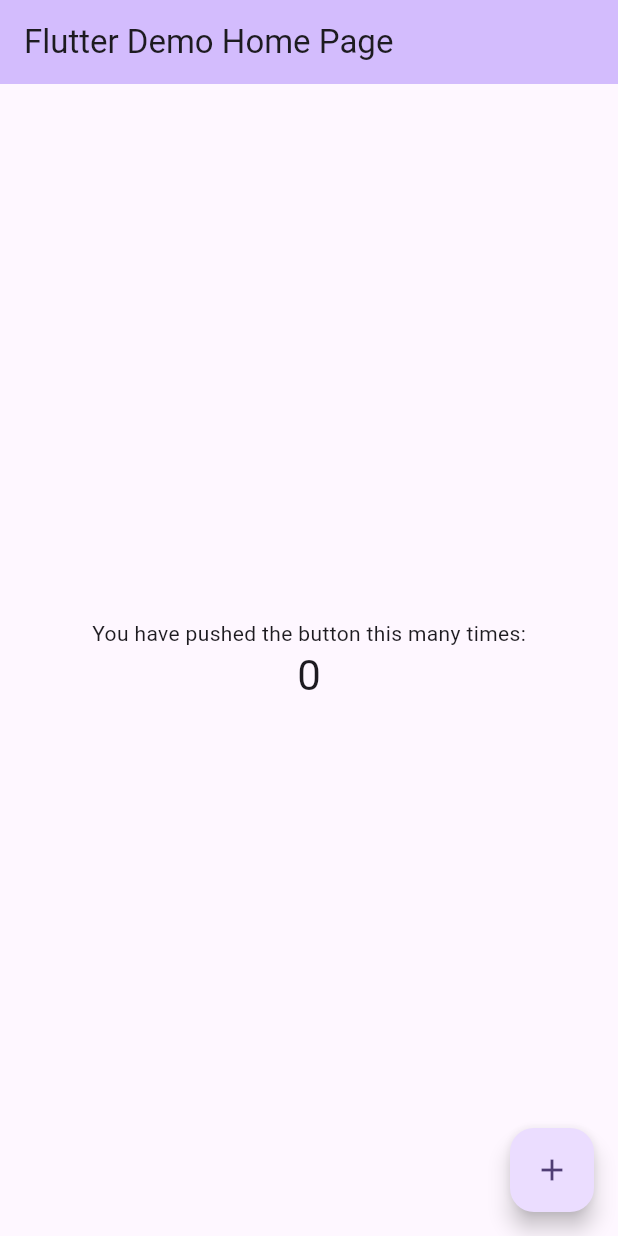
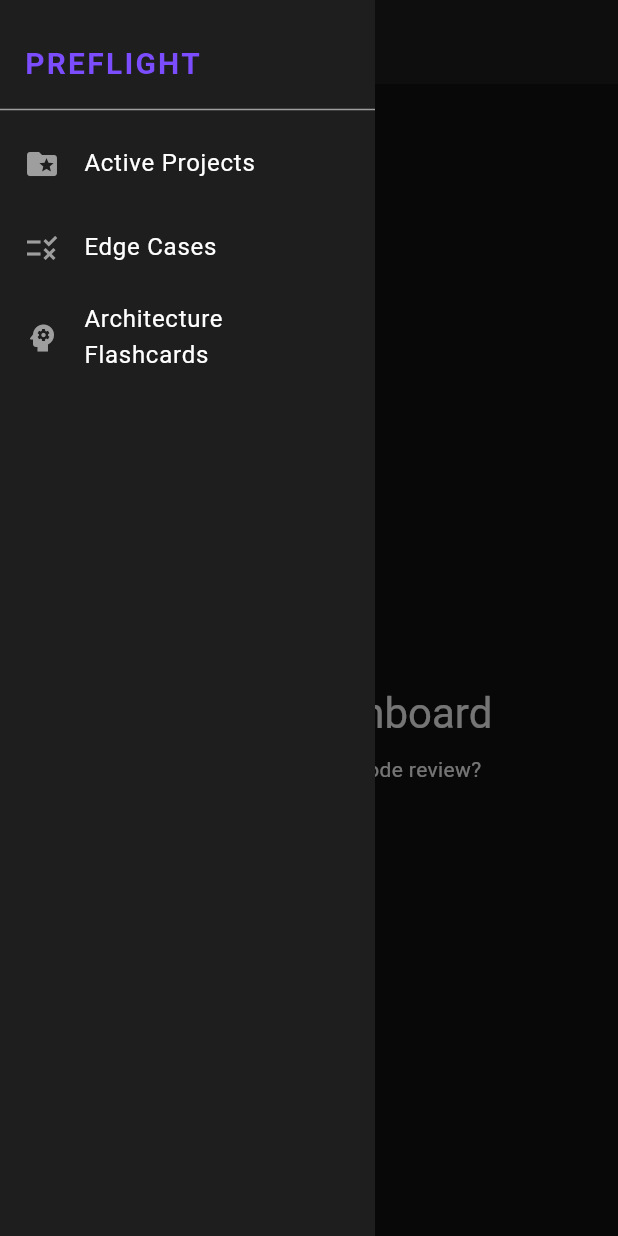
Before and after one commit to lichumestandard-sudo/flutter-track1-devboard, a Flutter app: the screen it shows after launch, with the side drawer open (before the commit the screen has no drawer), on a phone screen of 412 x 824 dp. Run offline on Flutter 3.47's test engine with Material 3 defaults, Android fonts, the phone set to English and light mode, and no system bars.

Commit message:
feat: build responsive shell layout with sidebar and dark theme support

```diff
--- a/lib/main.dart
+++ b/lib/main.dart
@@ -1,122 +1,32 @@
 import 'package:flutter/material.dart';
+import 'src/screens/dashboard_screen.dart';
 
 void main() {
-  runApp(const MyApp());
+  runApp(const PreFlightApp());
 }
 
-class MyApp extends StatelessWidget {
-  const MyApp({super.key});
+class PreFlightApp extends StatelessWidget {
+  const PreFlightApp({super.key});
 
-  // This widget is the root of your application.
   @override
   Widget build(BuildContext context) {
     return MaterialApp(
-      title: 'Flutter Demo',
+      title: 'PreFlight',
+      debugShowCheckedModeBanner: false,
       theme: ThemeData(
-        // This is the theme of your application.
-        //
-        // TRY THIS: Try running your application with "flutter run". You'll see
-        // the application has a purple toolbar. Then, without quitting the app,
-        // try changing the seedColor in the colorScheme below to Colors.green
-        // and then invoke "hot reload" (save your changes or press the "hot
-        // reload" button in a Flutter-supported IDE, or press "r" if you used
-        // the command line to start the app).
-        //
-        // Notice that the counter didn't reset back to zero; the application
-        // state is not lost during the reload. To reset the state, use hot
-        // restart instead.
-        //
-        // This works for code too, not just values: Most code changes can be
-        // tested with just a hot reload.
-        colorScheme: .fromSeed(seedColor: Colors.deepPurple),
+        brightness: Brightness.dark,
+        primaryColor: Colors.deepPurpleAccent,
+        scaffoldBackgroundColor: const Color(0xFF121212),
+        appBarTheme: const AppBarTheme(
+          backgroundColor: Color(0xFF1E1E1E),
+          elevation: 0,
+        ),
+        colorScheme: const ColorScheme.dark(
+          primary: Colors.deepPurpleAccent,
+          surface: Color(0xFF1E1E1E),
+        ),
       ),
-      home: const MyHomePage(title: 'Flutter Demo Home Page'),
+      home: const DashboardScreen(),
     );
   }
 }
-
-class MyHomePage extends StatefulWidget {
-  const MyHomePage({super.key, required this.title});
-
-  // This widget is the home page of your application. It is stateful, meaning
-  // that it has a State object (defined below) that contains fields that affect
-  // how it looks.
-
-  // This class is the configuration for the state. It holds the values (in this
-  // case the title) provided by the parent (in this case the App widget) and
-  // used by the build method of the State. Fields in a Widget subclass are
-  // always marked "final".
-
-  final String title;
-
-  @override
-  State<MyHomePage> createState() => _MyHomePageState();
-}
-
-class _MyHomePageState extends State<MyHomePage> {
-  int _counter = 0;
-
-  void _incrementCounter() {
-    setState(() {
-      // This call to setState tells the Flutter framework that something has
-      // changed in this State, which causes it to rerun the build method below
-      // so that the display can reflect the updated values. If we changed
-      // _counter without calling setState(), then the build method would not be
-      // called again, and so nothing would appear to happen.
-      _counter++;
-    });
-  }
-
-  @override
-  Widget build(BuildContext context) {
-    // This method is rerun every time setState is called, for instance as done
-    // by the _incrementCounter method above.
-    //
-    // The Flutter framework has been optimized to make rerunning build methods
-    // fast, so that you can just rebuild anything that needs updating rather
-    // than having to individually change instances of widgets.
-    return Scaffold(
-      appBar: AppBar(
-        // TRY THIS: Try changing the color here to a specific color (to
-        // Colors.amber, perhaps?) and trigger a hot reload to see the AppBar
-        // change color while the other colors stay the same.
-        backgroundColor: Theme.of(context).colorScheme.inversePrimary,
-        // Here we take the value from the MyHomePage object that was created by
-        // the App.build method, and use it to set our appbar title.
-        title: Text(widget.title),
-      ),
-      body: Center(
-        // Center is a layout widget. It takes a single child and positions it
-        // in the middle of the parent.
-        child: Column(
-          // Column is also a layout widget. It takes a list of children and
-          // arranges them vertically. By default, it sizes itself to fit its
-          // children horizontally, and tries to be as tall as its parent.
-          //
-          // Column has various properties to control how it sizes itself and
-          // how it positions its children. Here we use mainAxisAlignment to
-          // center the children vertically; the main axis here is the vertical
-          // axis because Columns are vertical (the cross axis would be
-          // horizontal).
-          //
-          // TRY THIS: Invoke "debug painting" (choose the "Toggle Debug Paint"
-          // action in the IDE, or press "p" in the console), to see the
-          // wireframe for each widget.
-          mainAxisAlignment: .center,
-          children: [
-            const Text('You have pushed the button this many times:'),
-            Text(
-              '$_counter',
-              style: Theme.of(context).textTheme.headlineMedium,
-            ),
-          ],
-        ),
-      ),
-      floatingActionButton: FloatingActionButton(
-        onPressed: _incrementCounter,
-        tooltip: 'Increment',
-        child: const Icon(Icons.add),
-      ),
-    );
-  }
-}
--- /dev/null
+++ b/lib/src/screens/dashboard_screen.dart
@@ -0,0 +1,78 @@
+import 'package:flutter/material.dart';
+
+class DashboardScreen extends StatelessWidget {
+  const DashboardScreen({super.key});
+
+  @override
+  Widget build(BuildContext context) {
+    // Detects if the screen is wide enough for a desktop layout
+    final isDesktop = MediaQuery.of(context).size.width > 800;
+
+    return Scaffold(
+      appBar: isDesktop ? null : AppBar(title: const Text('PreFlight')),
+      drawer: isDesktop ? null : const AppSidebar(),
+      body: Row(
+        children: [
+          if (isDesktop) const AppSidebar(),
+          Expanded(
+            child: Center(
+              child: Column(
+                mainAxisAlignment: MainAxisAlignment.center,
+                children: [
+                  Icon(Icons.shield, size: 80, color: Theme.of(context).colorScheme.primary),
+                  const SizedBox(height: 20),
+                  Text(
+                    'Defense Dashboard',
+                    style: Theme.of(context).textTheme.headlineMedium,
+                  ),
+                  const SizedBox(height: 10),
+                  const Text('Ready to prep for your code review?'),
+                ],
+              ),
+            ),
+          ),
+        ],
+      ),
+    );
+  }
+}
+
+class AppSidebar extends StatelessWidget {
+  const AppSidebar({super.key});
+
+  @override
+  Widget build(BuildContext context) {
+    return Container(
+      width: 250,
+      color: Theme.of(context).colorScheme.surface,
+      child: ListView(
+        padding: const EdgeInsets.symmetric(vertical: 20),
+        children: [
+          const Padding(
+            padding: EdgeInsets.symmetric(horizontal: 16.0, vertical: 8.0),
+            child: Text(
+              'PREFLIGHT',
+              style: TextStyle(fontSize: 20, fontWeight: FontWeight.bold, letterSpacing: 1.5, color: Colors.deepPurpleAccent),
+            ),
+          ),
+          const Divider(color: Colors.grey),
+          ListTile(
+            leading: const Icon(Icons.folder_special, color: Colors.grey),
+            title: const Text('Active Projects'),
+            onTap: () {},
+          ),
+          ListTile(
+            leading: const Icon(Icons.rule, color: Colors.grey),
+            title: const Text('Edge Cases'),
+            onTap: () {},
+          ),
+          ListTile(
+            leading: const Icon(Icons.psychology, color: Colors.grey),
+            title: const Text('Architecture Flashcards'),
+            onTap: () {},
+          ),
+        ],
+      ),
+    );
+  }
+}
```
